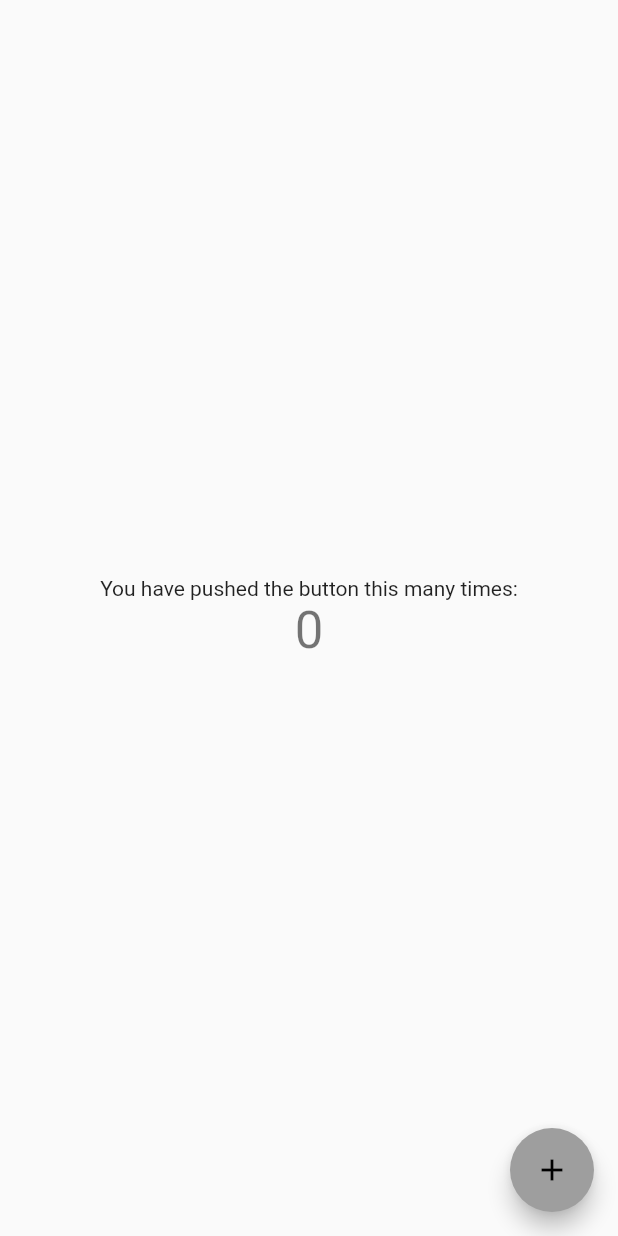
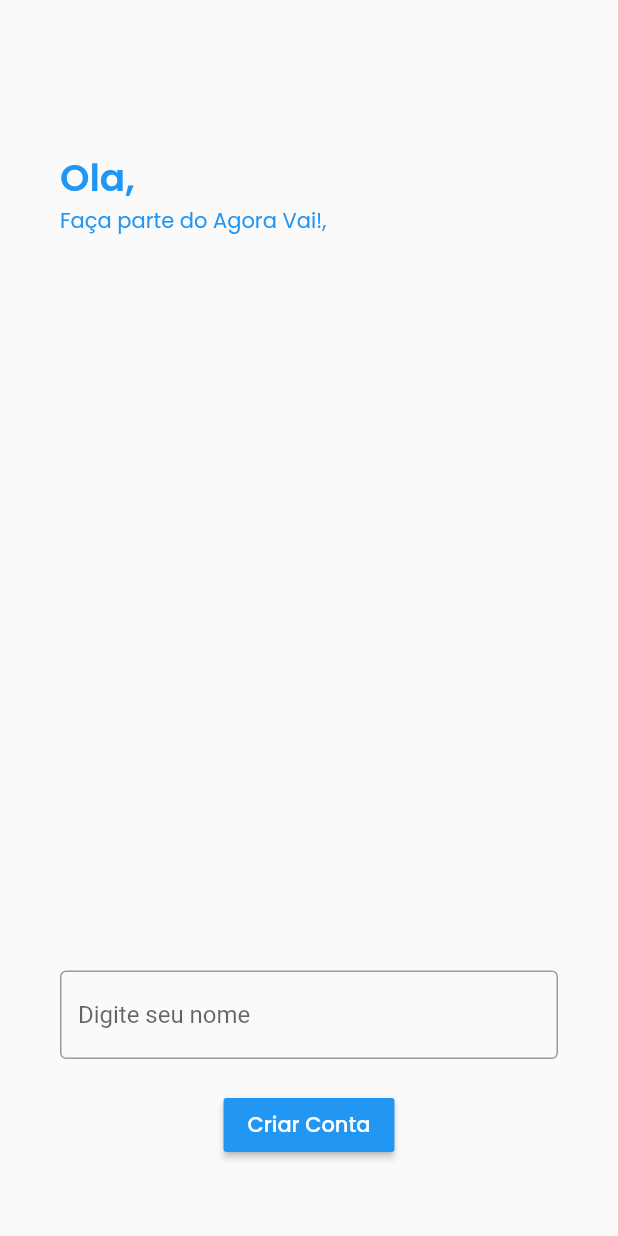
Before and after one commit to MaykeAlisson/agora_vai, a Flutter app: the screen it shows after launch, on a phone screen of 412 x 824 dp. Run offline on Flutter 3.47's test engine with Material 2 defaults, Android fonts, the phone set to English and light mode, and no system bars; our stand-ins replace google_fonts.

```diff
--- /dev/null
+++ b/lib/db/db_provider.dart
@@ -0,0 +1,6 @@
+class DBProvider {
+  static DBProvider _database;
+
+  DBProvider._();
+  static final DBProvider db = DBProvider._();
+}
--- a/lib/main.dart
+++ b/lib/main.dart
@@ -1,18 +1,42 @@
+import 'package:agora_vai/provider/home.dart';
+import 'package:agora_vai/screens/loading_screen.dart';
+import 'package:agora_vai/screens/novo_usuario_screen.dart';
 import 'package:agora_vai/ui/home_page.dart';
 import 'package:flutter/material.dart';
+import 'package:provider/provider.dart';
 
 void main() => runApp(MyApp());
 
 class MyApp extends StatelessWidget {
-
   @override
   Widget build(BuildContext context) {
-    return MaterialApp(
-      title: 'Agora Vai!',
-      theme: ThemeData(
-        primarySwatch: Colors.grey,
+    return MultiProvider(
+      providers: [
+        ChangeNotifierProvider(
+          create: (ctx) => HomeProvider(),
+        ),
+      ],
+      child: Consumer<HomeProvider>(
+        builder: (context, homeProvider, widget) {
+          return MaterialApp(
+            title: 'Agora Vai!',
+            theme: ThemeData(
+              primarySwatch: Colors.grey,
+            ),
+            home: homeProvider.jaEhUsuario ? Home() : NovoUsuarioScreen(),
+//            home: homeProvider.jaEhUsuario ? Home() : FutureBuilder(
+//              future: homeProvider.tryToGetData(),
+//              builder: (context,result){
+//                if(result.connectionState == ConnectionState.waiting){
+//                  return LoadingScreen();
+//                }else{
+//                  return NovoUsuarioScreen();
+//                }
+//              },
+//            ),
+          );
+        },
       ),
-      home: Home(),
     );
   }
 }
@@ -27,12 +51,8 @@ class MyHomePage extends StatefulWidget {
 }
 
 class _MyHomePageState extends State<MyHomePage> {
-
-
   @override
   Widget build(BuildContext context) {
-    return Scaffold(
-
-    );
+    return Scaffold();
   }
 }
--- /dev/null
+++ b/lib/provider/home.dart
@@ -0,0 +1,84 @@
+import 'package:agora_vai/db/db_provider.dart';
+import 'package:flutter/cupertino.dart';
+
+class HomeProvider extends ChangeNotifier {
+  DBProvider db;
+
+  bool _jaEhUsuario;
+  String _userName;
+
+  bool get jaEhUsuario {
+    return _jaEhUsuario != null;
+  }
+
+  String get getUserName {
+    return _userName;
+  }
+
+//  Future<void> initializeAllData() async {
+//    try{
+//      bool doesFileExits = await storage.fileExits();
+//      if(doesFileExits){
+//        String jsonData = await storage.getData();
+//        Map<String,dynamic> data = jsonDecode(jsonData);
+//
+//        //assigning data
+//        _userName = data['userName'];
+//        List<String> tempTypes = [];
+//        data['types'].forEach((dynamic type){
+//          tempTypes.add(type.toString());
+//        });
+//        _types = tempTypes;
+//        Map<String,TasksProvider> tempList = {};
+//        _types.forEach((type){
+//          //print("type:$type");
+//          Map<String,dynamic> _eachType = data['tasks'][type];
+//          TasksProvider _newTasksProvider = TasksProvider(type,_eachType);
+//          tempList.addAll({type:_newTasksProvider});
+//        });
+//        _taskProviders = tempList;
+//      }
+//      //print("All initializatiion done");
+//      notifyListeners();
+//    }catch(e){
+//      //print("Initializatiion failed");
+//      //print(e);
+//    }
+//  }
+
+//  Future<bool> createNewUserData(String userName) async {
+//    Map<String,dynamic> newUserData = {
+//      "userName" : userName,
+//      "types" : ["common"],
+//      "tasks" : {
+//        "common" : {
+//          DateTime.now().toString() : Task(id: DateTime.now().toString(),type: "common",name: "Common Task 1",isDone: false)
+//        }
+//      }
+//    };
+//    try{
+//      File success = await storage.createNewUserFile(newUserData);
+//      if(success!=null){
+//        //print("New User Created");
+//        _isNewUser = true;
+//        notifyListeners();
+//        return true;
+//      }
+//    }catch(e){
+//      //print(e);
+//      //print("New User Creation failed");
+//      return false;
+//    }
+//    return false;
+//  }
+
+//  Future<bool> verificaSeExisteDados() async {
+//    bool oUsuarioExiste = await db.fileExits();
+//    if(doesUserExists==false){
+//      return false;
+//    }
+//    _isNewUser = true;
+//    notifyListeners();
+//    return true;
+//  }
+}
--- /dev/null
+++ b/lib/screens/novo_usuario_screen.dart
@@ -0,0 +1,120 @@
+import 'package:agora_vai/provider/home.dart';
+import 'package:agora_vai/ui/home_page.dart';
+import 'package:flutter/material.dart';
+import 'package:google_fonts/google_fonts.dart';
+import 'package:flutter/services.dart';
+
+//providers
+import 'package:provider/provider.dart';
+
+//screen
+
+class NovoUsuarioScreen extends StatefulWidget {
+
+  @override
+  _NewUserScreenState createState() => _NewUserScreenState();
+}
+
+class _NewUserScreenState extends State<NovoUsuarioScreen> {
+  final _form = GlobalKey<FormState>();
+  bool _isLoading = false;
+  String _userName;
+
+  void _createUser() async {
+    // Todo pega o nome do usuario e cria uma conta com o nome e um objetivo default
+    setState(() {
+      _isLoading = true;
+    });
+
+    try {
+//      bool isCreated = await Provider.of<HomeProvider>(context).createNewUserData(_userName);
+     // todo cria usuario
+      bool usuarioCriado = true;
+      if(usuarioCriado){
+        //print("New User Created");
+        Navigator.pushReplacement(
+            context,
+            MaterialPageRoute(builder: (_) => Home())
+        );
+      }else{
+        showDialog(
+          context: context,
+          builder: (ctx){
+            return AlertDialog();
+          }
+        );
+      }
+    }catch(e){
+      //print(e);
+    }
+    setState(() {
+      _isLoading = false;
+    });
+  }
+
+  @override
+  Widget build(BuildContext context) {
+    SystemChrome.setSystemUIOverlayStyle(SystemUiOverlayStyle(
+      statusBarColor: Colors.transparent,
+      statusBarIconBrightness: Brightness.dark,
+    ));
+    return Scaffold(
+      body: Center(
+        child: Padding(
+          padding: const EdgeInsets.only(top: 100,left: 40,right: 40,bottom: 50),
+          child: Column(
+            crossAxisAlignment: CrossAxisAlignment.start,
+            mainAxisAlignment: MainAxisAlignment.spaceBetween,
+            children: <Widget>[
+              RichText(
+                text: TextSpan(
+                  children: [
+                    TextSpan(text: "Ola,\n",style: GoogleFonts.poppins(textStyle: TextStyle(color:Colors.blue,fontSize: 25,fontWeight: FontWeight.w600))),
+                    TextSpan(text: "Faça parte do Agora Vai!,\n",style: GoogleFonts.poppins(textStyle: TextStyle(color:Colors.blue))),
+                  ]
+                ),
+              ),
+              Column(
+                mainAxisSize: MainAxisSize.min,
+                crossAxisAlignment: CrossAxisAlignment.center,
+                mainAxisAlignment: MainAxisAlignment.spaceAround,
+                children: <Widget>[
+                  Form(
+                    key: _form,
+                    child: TextFormField(
+                      decoration: InputDecoration(
+                        border: OutlineInputBorder(),
+                        hintText: "Digite seu nome"
+                      ),
+                      autocorrect: true,
+                      keyboardType: TextInputType.text,
+                      textCapitalization: TextCapitalization.sentences,
+                      validator: (value){
+                        if (value.isEmpty) {
+                          return 'Nome e obrigatorio.';
+                        }
+                        setState(() {
+                          _userName = value;
+                        });
+                        return null;
+                      },
+                    ),
+                  ),
+                  SizedBox(height: 20,),
+                  RaisedButton(
+                    color: Colors.blue,
+                    child: _isLoading ? CircularProgressIndicator() :
+                      Text("Criar Conta",style: GoogleFonts.poppins(textStyle: TextStyle(color: Colors.white),)),
+                    onPressed: () {
+                     _createUser();
+                    },
+                  ),
+                ],
+              ),
+            ],
+          ),
+        ),
+      )
+    );
+  }
+}
--- a/pubspec.yaml
+++ b/pubspec.yaml
@@ -23,6 +23,10 @@ dependencies:
   # The following adds the Cupertino Icons font to your application.
   # Use with the CupertinoIcons class for iOS style icons.
   cupertino_icons: ^0.1.2
+
+  provider: ^3.2.0
+  path_provider: ^1.5.1
+  google_fonts: ^0.2.0
 
 dev_dependencies:
   flutter_test:
```
Also changed, not shown: lib/screens/loading_screen.dart (added, +12 -0 lines), lib/util/color_utils.dart (added, +43 -0 lines), pubspec.lock.
